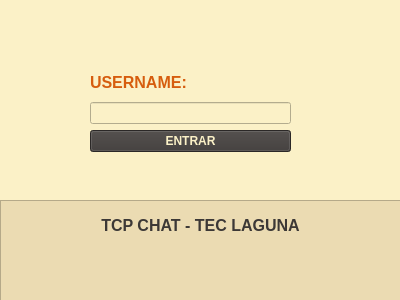
Old version of the form client/views/login.ui in the repository gRamos02/TCP-chat-room.
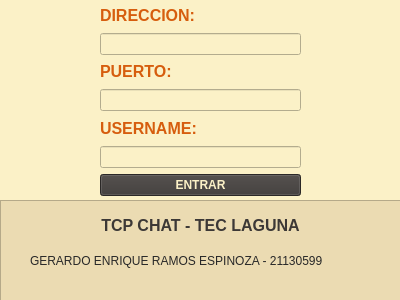
New version of the form.

The edit to the form file:
```diff
--- a/client/views/login.ui
+++ b/client/views/login.ui
@@ -62,17 +62,79 @@
      <string>&lt;html&gt;&lt;head/&gt;&lt;body&gt;&lt;p align=&quot;center&quot;&gt;&lt;span style=&quot; font-size:12pt; font-weight:700;&quot;&gt;TCP CHAT - TEC LAGUNA&lt;/span&gt;&lt;/p&gt;&lt;/body&gt;&lt;/html&gt;</string>
     </property>
    </widget>
+   <widget class="QLabel" name="label_5">
+    <property name="geometry">
+     <rect>
+      <x>30</x>
+      <y>50</y>
+      <width>351</width>
+      <height>21</height>
+     </rect>
+    </property>
+    <property name="styleSheet">
+     <string notr="true">color: #282828;</string>
+    </property>
+    <property name="text">
+     <string>GERARDO ENRIQUE RAMOS ESPINOZA - 21130599</string>
+    </property>
+   </widget>
   </widget>
   <widget class="QWidget" name="verticalLayoutWidget">
    <property name="geometry">
     <rect>
-     <x>90</x>
-     <y>70</y>
+     <x>100</x>
+     <y>4</y>
      <width>201</width>
-     <height>82</height>
+     <height>192</height>
     </rect>
    </property>
    <layout class="QVBoxLayout" name="verticalLayout">
+    <item>
+     <widget class="QLabel" name="label_4">
+      <property name="enabled">
+       <bool>true</bool>
+      </property>
+      <property name="autoFillBackground">
+       <bool>false</bool>
+      </property>
+      <property name="styleSheet">
+       <string notr="true">color: #d65d0e;</string>
+      </property>
+      <property name="text">
+       <string>&lt;html&gt;&lt;head/&gt;&lt;body&gt;&lt;p&gt;&lt;span style=&quot; font-size:12pt; font-weight:700;&quot;&gt;DIRECCION:&lt;/span&gt;&lt;/p&gt;&lt;/body&gt;&lt;/html&gt;</string>
+      </property>
+     </widget>
+    </item>
+    <item>
+     <widget class="QLineEdit" name="address_input">
+      <property name="styleSheet">
+       <string notr="true">color: #282828;</string>
+      </property>
+     </widget>
+    </item>
+    <item>
+     <widget class="QLabel" name="label_3">
+      <property name="enabled">
+       <bool>true</bool>
+      </property>
+      <property name="autoFillBackground">
+       <bool>false</bool>
+      </property>
+      <property name="styleSheet">
+       <string notr="true">color: #d65d0e;</string>
+      </property>
+      <property name="text">
+       <string>&lt;html&gt;&lt;head/&gt;&lt;body&gt;&lt;p&gt;&lt;span style=&quot; font-size:12pt; font-weight:700;&quot;&gt;PUERTO:&lt;/span&gt;&lt;/p&gt;&lt;/body&gt;&lt;/html&gt;</string>
+      </property>
+     </widget>
+    </item>
+    <item>
+     <widget class="QLineEdit" name="port_input">
+      <property name="styleSheet">
+       <string notr="true">color: #282828;</string>
+      </property>
+     </widget>
+    </item>
     <item>
      <widget class="QLabel" name="label_2">
       <property name="enabled">
```
